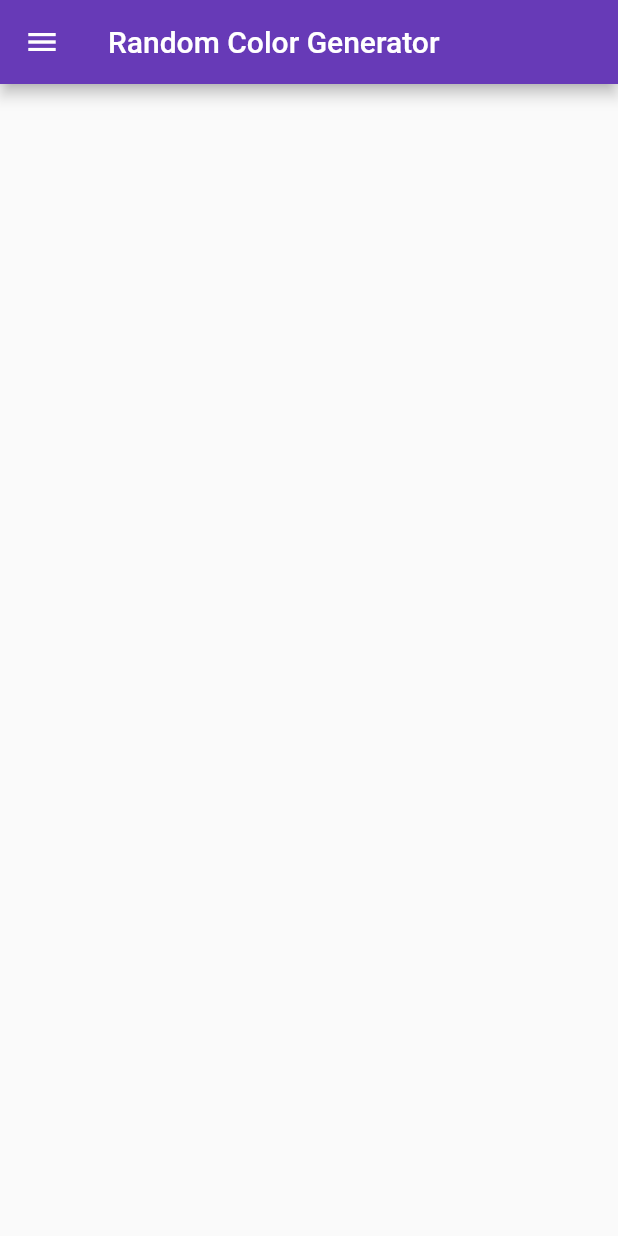
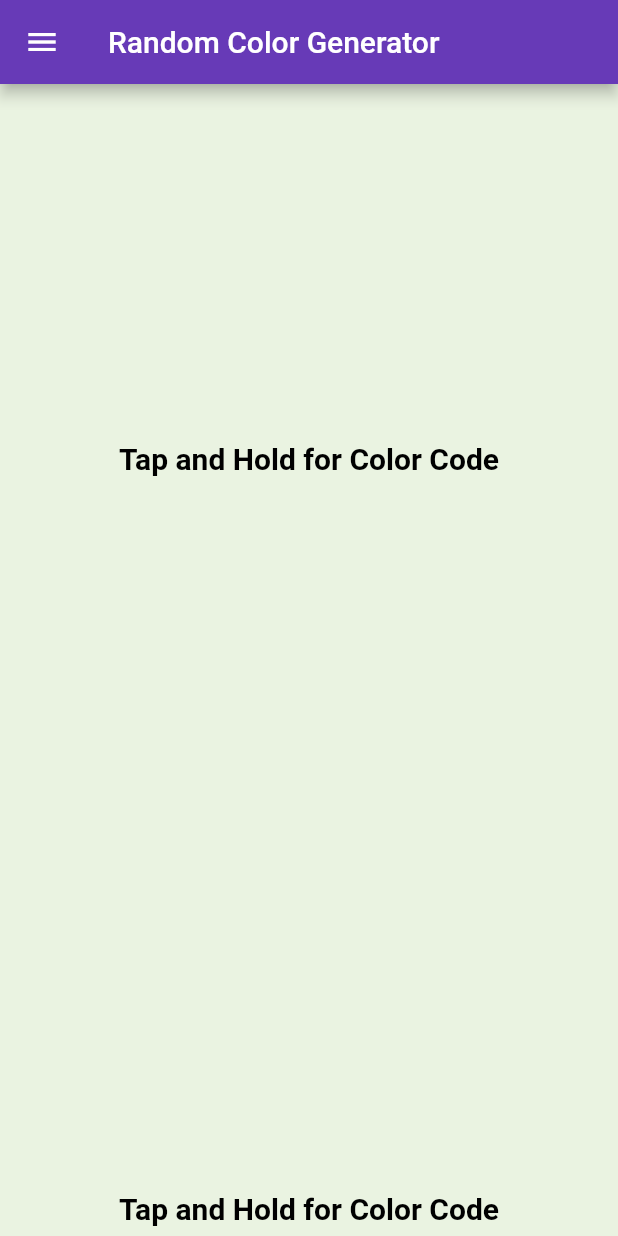
Before and after one commit to Hazem-Mohamed200/random_generator, a Flutter app: the ColorGenerator screen opened directly, on a phone screen of 412 x 824 dp. Run offline on Flutter 3.47's test engine with Material 2 defaults, Android fonts, the light colour scheme and no system bars.

Commit message:
Added Random Color Generator

```diff
--- a/lib/color_generator.dart
+++ b/lib/color_generator.dart
@@ -1,14 +1,61 @@
+import 'dart:math';
+import 'drawer_menu.dart';
 import 'package:flutter/material.dart';
-import 'drawer_menu.dart';
 
-class ColorGenerator extends StatelessWidget {
+class ColorGenerator extends StatefulWidget {
   const ColorGenerator({Key? key}) : super(key: key);
 
   @override
+  State<ColorGenerator> createState() => _ColorGeneratorState();
+}
+
+class _ColorGeneratorState extends State<ColorGenerator> {
+  @override
+  Color _color = randomColor();
   Widget build(BuildContext context) {
     return Scaffold(
-      drawer: NavigationDrawer(),
-      appBar: AppBar(title: const Text('Random Color Generator')),
-    );
+        drawer: const NavigationDrawer(),
+        appBar: AppBar(title: const Text('Random Color Generator')),
+        body: ListView.builder(
+          itemBuilder: (context, index) {
+            return Container(
+                child: drawColor(
+                    color: _color = randomColor(),
+                    colorCode: _color.toString()));
+          },
+          scrollDirection: Axis.vertical,
+        ));
   }
 }
+
+Color randomColor() {
+  final _random = Random();
+  return Color.fromARGB(_random.nextInt(256), _random.nextInt(256),
+      _random.nextInt(256), _random.nextInt(256));
+}
+
+Widget drawColor({required Color color, required String colorCode}) {
+  return Container(
+      color: color,
+      height: 500,
+      width: 500,
+      child: Tooltip(
+        showDuration: const Duration(seconds: 1),
+        waitDuration: const Duration(milliseconds: 2),
+        message: colorCode,
+        child: Center(
+          child: Text(
+            'Tap and Hold for Color Code',
+            style: TextStyle(
+                color: ((0.299 * color.red) +
+                            (0.587 * color.green) +
+                            (0.114 * color.blue) >
+                        128
+                    ? Colors.black
+                    : Colors.white),
+                fontSize: 20,
+                fontWeight: FontWeight.bold),
+          ),
+        ),
+      ));
+}
--- a/lib/drawer_menu.dart
+++ b/lib/drawer_menu.dart
@@ -1,6 +1,6 @@
 import 'package:flutter/material.dart';
 import 'package:random_generator/home_screen.dart';
-import 'package:random_generator/wordPair_generator.dart';
+import 'package:random_generator/word_pair_generator.dart';
 import 'color_generator.dart';
 
 class NavigationDrawer extends StatelessWidget {
@@ -60,18 +60,18 @@ void selectPage(BuildContext context, int id) {
     case 0:
       Navigator.push(
         context,
-        MaterialPageRoute(builder: (context) => ColorGenerator()),
+        MaterialPageRoute(builder: (context) => const ColorGenerator()),
       );
       break;
     case 1:
       Navigator.push(
         context,
-        MaterialPageRoute(builder: (context) => WordPairGenerator()),
+        MaterialPageRoute(builder: (context) => const WordPairGenerator()),
       );
       break;
     case 2:
       Navigator.push(
-          context, MaterialPageRoute(builder: (context) => HomeScreen()));
+          context, MaterialPageRoute(builder: (context) => const HomeScreen()));
       break;
   }
 }
--- a/lib/home_screen.dart
+++ b/lib/home_screen.dart
@@ -7,7 +7,7 @@ class HomeScreen extends StatelessWidget {
   @override
   Widget build(BuildContext context) {
     return Scaffold(
-        drawer: NavigationDrawer(),
+        drawer: const NavigationDrawer(),
         appBar: AppBar(
           title: const Text('Random Generator'),
         ),
--- a/lib/wordPair_generator.dart
+++ b/lib/word_pair_generator.dart
@@ -7,9 +7,9 @@ class WordPairGenerator extends StatelessWidget {
   @override
   Widget build(BuildContext context) {
     return Scaffold(
-      drawer: NavigationDrawer(),
+      drawer: const NavigationDrawer(),
       appBar: AppBar(
-        title: Text('Word Pair Generator'),
+        title: const Text('Word Pair Generator'),
       ),
     );
   }
```
